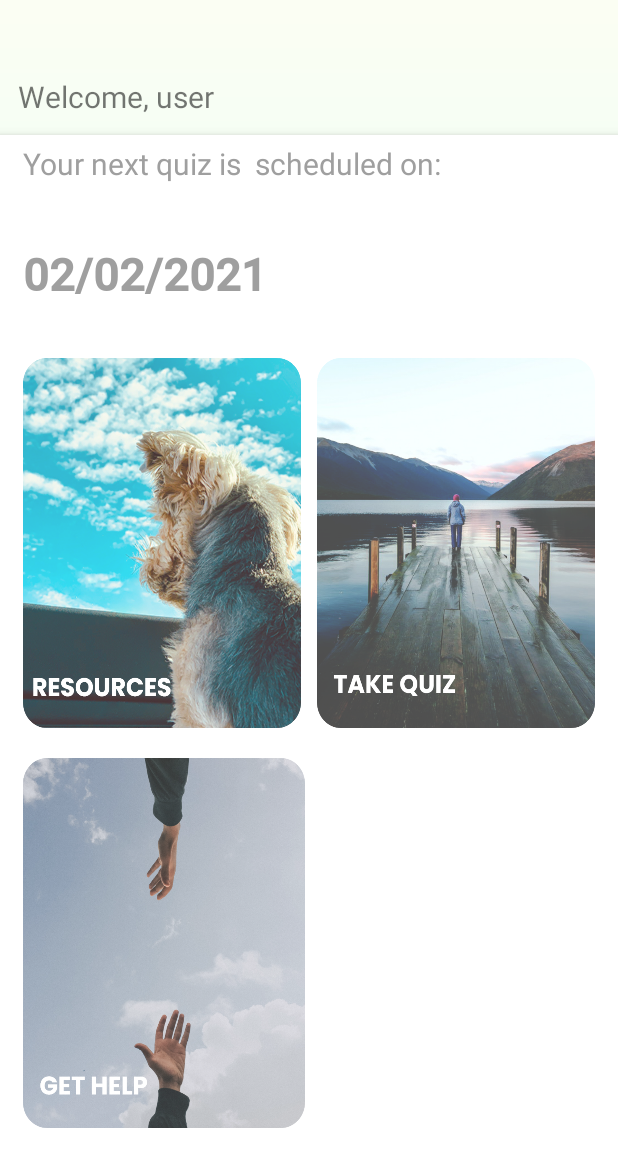
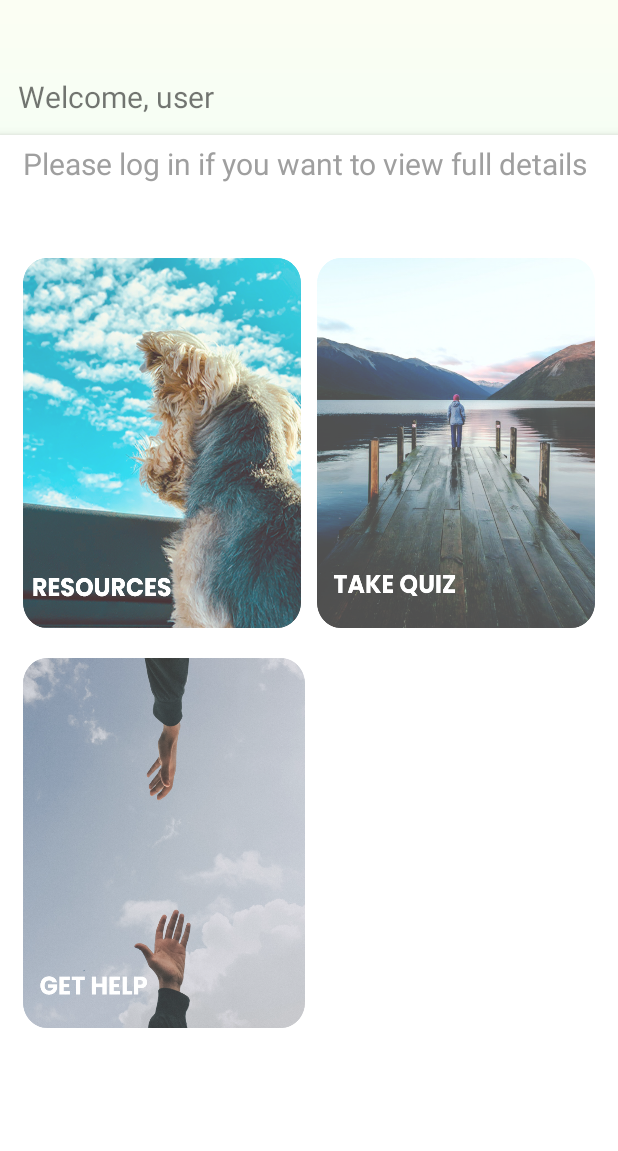
Before and after one commit to lmheng/ADProject-Android-Component, an Android app: the MainActivity screen opened directly, with no data from a screen before it, on a phone screen of 412 x 824 dp, the part 85-1236 px from its top. Run offline under Robolectric (Android 15) with nearby library versions, the phone set to English and light mode, and no system bars; Roboto replaces fonts that are not available here.

Commit message:
Updated with Justin and Amzar's latest working copy

```diff
--- a/app/src/main/java/sg/edu/iss/mindmatters/MainActivity.java
+++ b/app/src/main/java/sg/edu/iss/mindmatters/MainActivity.java
@@ -22,6 +22,7 @@ import java.util.Calendar;
 public class MainActivity extends AppCompatActivity implements View.OnClickListener {
 
     SharedPreferences pref;
+
     @Override
     protected void onCreate(Bundle savedInstanceState) {
         super.onCreate(savedInstanceState);
@@ -31,12 +32,18 @@ public class MainActivity extends AppCompatActivity implements View.OnClickListe
                 "user_credentials", MODE_PRIVATE);
         TextView tv = (TextView)findViewById(R.id.userNametv);
         tv.setText("Welcome, "+pref.getString("username","user"));
+
         if(!pref.contains("token")){
             findViewById(R.id.btnToLogout).setVisibility(View.GONE);
+            findViewById(R.id.next_date).setVisibility(View.GONE);
+            TextView header = findViewById(R.id.header);
+            header.setText("Please log in if you want to view full details");
+        }
+        else{
+            loadNextDate();
         }
 
         callCustomActionBar();
-        loadNextDate();
         MyApplication.setCurrentActivity("MainPage");
         findViewById(R.id.resource_btn).setOnClickListener(this);
         findViewById(R.id.test_button).setOnClickListener(this);
@@ -47,7 +54,8 @@ public class MainActivity extends AppCompatActivity implements View.OnClickListe
     @Override
     protected void onResume(){
         super.onResume();
-        loadNextDate();
+        if(pref.contains("token"))
+            loadNextDate();
     }
 
     @Override
@@ -76,11 +84,15 @@ public class MainActivity extends AppCompatActivity implements View.OnClickListe
     }
 
     public void loadNextDate(){
-        SharedPreferences pref = getSharedPreferences("QuizActivity", Context.MODE_PRIVATE);
-        String getNextDate = pref.getString("nextDate", null);
+        SharedPreferences pref1 = getSharedPreferences("QuizActivity", Context.MODE_PRIVATE);
+        String getNextDate = pref1.getString(pref.getString("username","user"), null);
+
+        System.out.println("nextDate" + getNextDate);
 
         TextView nextDate = findViewById(R.id.next_date);
-        System.out.println("getNextDate data" + getNextDate);
+        nextDate.setVisibility(View.VISIBLE);
+        TextView header = findViewById(R.id.header);
+        header.setText(R.string.next_quiz_header);
 
         if(getNextDate != null) {
             nextDate.setText(getNextDate);
--- a/app/src/main/java/sg/edu/iss/mindmatters/Mindfulness.java
+++ b/app/src/main/java/sg/edu/iss/mindmatters/Mindfulness.java
@@ -43,7 +43,7 @@ public static final String EXTERNAL_URL="externalUrl";
         depressed.setOnClickListener(this);
         Intent intent=getIntent();
         String url_1=intent.getStringExtra(Results_temp.EXTERNAL_URL_1);
-        Url_code=url_1.substring(26,url_1.length()-6);
+        Url_code=url_1.substring(27,url_1.length()-6);
         title=intent.getStringExtra("title");
         launchBtn = (ImageView)findViewById(R.id.recommended1);
         Picasso.get().load(url_1).placeholder(R.drawable.ic_launcher_background).into(launchBtn);
@@ -51,7 +51,7 @@ public static final String EXTERNAL_URL="externalUrl";
         String url_2=intent.getStringExtra(Results_temp.EXTERNAL_URL_2);
         launchBtn2 =(ImageView)findViewById(R.id.recommended2);
         Picasso.get().load(url_2).placeholder(R.drawable.ic_launcher_background).into(launchBtn2);
-        Url_code2=url_2.substring(26,url_2.length()-6);
+        Url_code2=url_2.substring(27,url_2.length()-6);
         launchBtn2.setOnClickListener(this);
     }
 
--- a/app/src/main/java/sg/edu/iss/mindmatters/QuizActivity.java
+++ b/app/src/main/java/sg/edu/iss/mindmatters/QuizActivity.java
@@ -52,7 +52,7 @@ public class QuizActivity extends AppCompatActivity {
                 super.onPageFinished(view, url);
                 if(url.contains(DONE_URL)) {
                     finish();
-                    saveNextDate();
+                    saveNextDate(pref);
                     //clearCache();
                 }
             }
@@ -70,14 +70,14 @@ public class QuizActivity extends AppCompatActivity {
         getSupportActionBar().setDisplayOptions(ActionBar.DISPLAY_SHOW_HOME);
     }
 
-    public void saveNextDate(){
+    public void saveNextDate(SharedPreferences pref){
         SharedPreferences sharedPref = getPreferences(Context.MODE_PRIVATE);
         SharedPreferences.Editor editor = sharedPref.edit();
         Calendar today = Calendar.getInstance();
         today.set(Calendar.HOUR_OF_DAY, 0);
         today.add(Calendar.MONTH, 3);
         DateFormat sdf = new SimpleDateFormat("MM/dd/yyyy");
-        editor.putString("nextDate", sdf.format(today.getTime()));
+        editor.putString(pref.getString("username","user"), sdf.format(today.getTime()));
         editor.commit();
     }
 
--- a/app/src/main/java/sg/edu/iss/mindmatters/Resources.java
+++ b/app/src/main/java/sg/edu/iss/mindmatters/Resources.java
@@ -12,9 +12,9 @@ import androidx.appcompat.app.AppCompatActivity;
 import java.util.Random;
 
 public class Resources extends AppCompatActivity implements View.OnClickListener {
+
     RelativeLayout mindfulness;
     RelativeLayout education;
-SharedPreferences pref;
     public static final String EXTERNAL_URL_1="externalUrl1";
     public static final String EXTERNAL_URL_2="externalUrl2";
     public static final String EXTERNAL_EDU="externalurl";
@@ -25,10 +25,12 @@ private String[]OCD=new String[]{"GcJLXqfG-PQ", "phm_VPjijh8"};
     private String[]Depression=new String[]{"B-A4CzvHCLE", "O3Ku-cpdSJM"};
     private String[]Panic=new String[]{"8vkYJf8DOsc", "sz-cNBAK7Qs"};
     private String[]Outcomes=new String[]{"anxiety","sleep","gad","ocd","depression","panic"};
+
     @Override
     protected void onCreate(Bundle savedInstanceState) {
         super.onCreate(savedInstanceState);
         setContentView(R.layout.activity_resources);
+
         mindfulness=(RelativeLayout)findViewById(R.id.mindful_layout);
         mindfulness.setOnClickListener(this);
         education=(RelativeLayout)findViewById(R.id.education_layout);
@@ -73,7 +75,7 @@ private String[]Outcomes=new String[]{"anxiety","sleep","gad","ocd","depression"
     public void launchExternalPage(String externalurl)
     {
         Intent intent=new Intent(Resources.this, Education.class);
-        intent.putExtra(EXTERNAL_EDU,externalurl);
+        intent.putExtra(EXTERNAL_EDU, externalurl);
         startActivity(intent);
     }
     public void launchExternalPage(String externalurl1,String externalurl2,String title)
--- a/app/src/main/res/layout/landing.xml
+++ b/app/src/main/res/layout/landing.xml
@@ -7,6 +7,7 @@
     >
 
     <TextView
+        android:id="@+id/header"
         android:layout_width="match_parent"
         android:layout_height="0dp"
         android:layout_weight="1"
--- a/build.gradle
+++ b/build.gradle
@@ -6,7 +6,6 @@ buildscript {
     }
     dependencies {
         classpath "com.android.tools.build:gradle:4.1.1"
-
         // NOTE: Do not place your application dependencies here; they belong
         // in the individual module build.gradle files
     }
```
Also changed, not shown: app/src/main/res/values/strings.xml (+8 -1 lines). Lines whose indentation alone changed are shown as unchanged.
